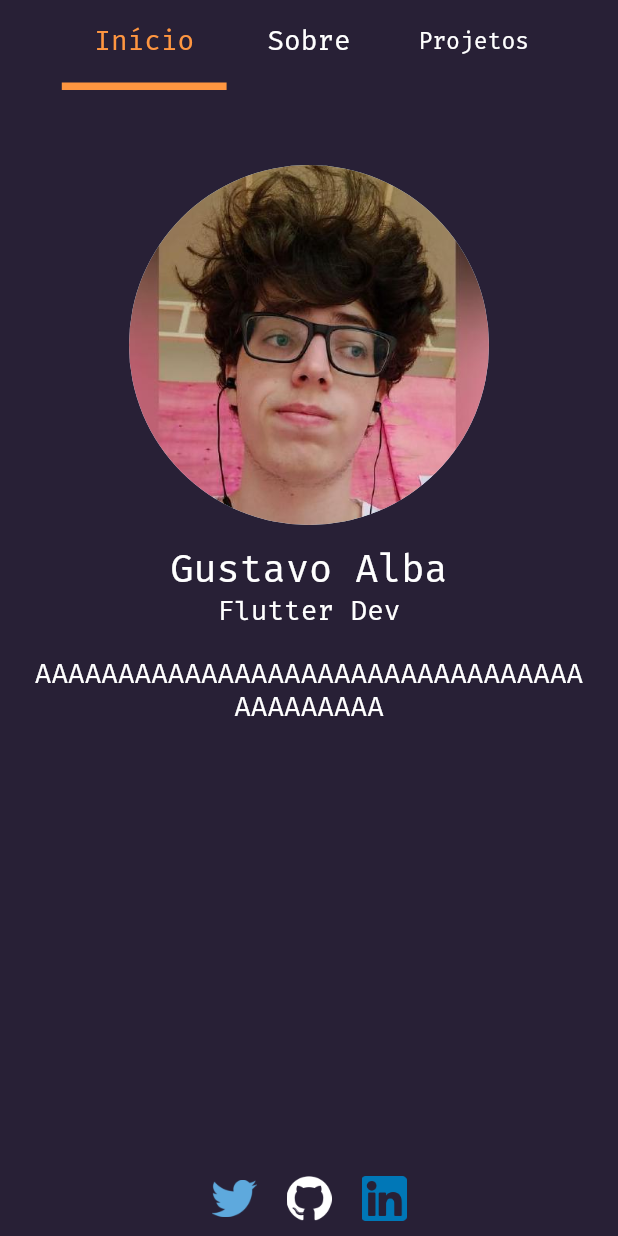
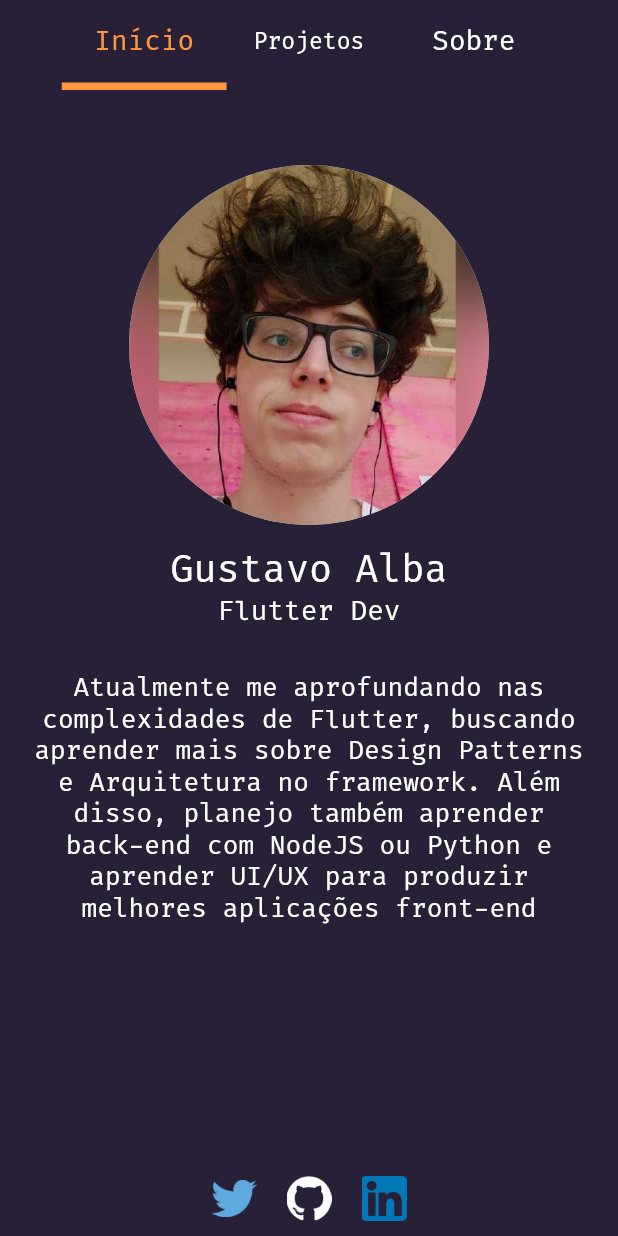
Before and after one commit to Alba-22/portfolio-flutter, a Flutter app: the screen it shows after launch, on a phone screen of 412 x 824 dp. Run offline on Flutter 3.47's test engine with Material 2 defaults, Android fonts, the phone set to English and light mode, and no system bars; drawn by our look-alikes of auto_size_text.

Commit message:
added content to projects and about, and changes in home

```diff
--- a/lib/views/app.start.dart
+++ b/lib/views/app.start.dart
@@ -1,6 +1,7 @@
 import 'package:flutter/material.dart';
 import 'package:portfolio/views/about/about.screen.dart';
 import 'package:portfolio/views/appbar/custom.appbar.dart';
+import 'package:portfolio/views/bottom_nav_bar/bottom.nav.bar.dart';
 import 'package:portfolio/views/home/home.screen.dart';
 import 'package:portfolio/views/projects/projects.screen.dart';
 import 'package:url_launcher/url_launcher.dart';
@@ -23,15 +24,6 @@ class _AppStartState extends State<AppStart> with TickerProviderStateMixin{
     );
   }
 
-  void urlLauncher(String url) async {
-    if (await canLaunch(url)) {
-      await launch(url);
-    }
-    else {
-      throw 'Could not launch $url';
-    }
-  }
-
   @override
   Widget build(BuildContext context) {
     return Scaffold(
@@ -44,61 +36,14 @@ class _AppStartState extends State<AppStart> with TickerProviderStateMixin{
         controller: _tabController,
         children: [
           HomeScreen(tabController: _tabController),
+          ProjectsScreen(tabController: _tabController),
           AboutScreen(tabController: _tabController),
-          ProjectsScreen(tabController: _tabController)
         ],
         physics: MediaQuery.of(context).size.width < 400
         ? PageScrollPhysics()
         : NeverScrollableScrollPhysics(),
       ),
-      bottomNavigationBar: Container(
-        color: Theme.of(context).backgroundColor,
-        height: 50,
-        child: Row(
-          mainAxisAlignment: MainAxisAlignment.center,
-          children: [
-            GestureDetector(
-              onTap: () async => urlLauncher("https://www.twitter.com/zAlba22"),
-              child: Container(
-                margin: EdgeInsets.symmetric(
-                  horizontal: 10
-                ),
-                child: Image.asset(
-                  "assets/images/twitter.png",
-                  width: 30,
-                  height: 30,
-                ),
-              ),
-            ),
-            GestureDetector(
-              onTap: () async => urlLauncher("https://www.github.com/Alba-22"),
-              child: Container(
-                margin: EdgeInsets.symmetric(
-                  horizontal: 10
-                ),
-                child: Image.asset(
-                  "assets/images/github.png",
-                  width: 30,
-                  height: 30,
-                ),
-              ),
-            ),
-            GestureDetector(
-              onTap: () async => urlLauncher("https://www.linkedin.com/in/alba22"),
-              child: Container(
-                margin: EdgeInsets.symmetric(
-                  horizontal: 10
-                ),
-                child: Image.asset(
-                  "assets/images/linkedin.png",
-                  width: 30,
-                  height: 30,
-                ),
-              ),
-            ),
-          ],
-        ),
-      ),
+      bottomNavigationBar: BottomNavBar()
     );
   }
 }
--- a/lib/views/appbar/custom.appbar.dart
+++ b/lib/views/appbar/custom.appbar.dart
@@ -16,7 +16,7 @@ class CustomAppBar extends StatelessWidget {
     return Container(
       color: Theme.of(context).backgroundColor,
       child: Container(
-        margin: MediaQuery.of(context).size.width < 400
+        margin: MediaQuery.of(context).size.width <= 400
         ? EdgeInsets.all(0)
         : MediaQuery.of(context).size.width > 400 && MediaQuery.of(context).size.width < 600
         ? EdgeInsets.symmetric(horizontal: MediaQuery.of(context).size.width * 0.1)
@@ -44,7 +44,7 @@ class CustomAppBar extends StatelessWidget {
               height: 60,
               child: Center(
                 child: AutoSizeText(
-                  "Sobre",
+                  "Projetos",
                   maxLines: 1,
                   style: style,
                 ),
@@ -54,7 +54,7 @@ class CustomAppBar extends StatelessWidget {
               height: 60,
               child: Center(
                 child: AutoSizeText(
-                  "Projetos",
+                  "Sobre",
                   maxLines: 1,
                   style: style,
                 ),
--- /dev/null
+++ b/lib/views/bottom_nav_bar/bottom.nav.bar.dart
@@ -0,0 +1,66 @@
+import 'package:flutter/material.dart';
+import 'package:url_launcher/url_launcher.dart';
+
+class BottomNavBar extends StatelessWidget {
+
+  void urlLauncher(String url) async {
+    if (await canLaunch(url)) {
+      await launch(url);
+    }
+    else {
+      throw 'Could not launch $url';
+    }
+  }
+
+  @override
+  Widget build(BuildContext context) {
+    return Container(
+      color: Theme.of(context).backgroundColor,
+      height: 50,
+      child: Row(
+        mainAxisAlignment: MainAxisAlignment.center,
+        children: [
+          GestureDetector(
+            onTap: () async => urlLauncher("https://www.twitter.com/zAlba22"),
+            child: Container(
+              margin: EdgeInsets.symmetric(
+                horizontal: 10
+              ),
+              child: Image.asset(
+                "assets/images/twitter.png",
+                width: 30,
+                height: 30,
+              ),
+            ),
+          ),
+          GestureDetector(
+            onTap: () async => urlLauncher("https://www.github.com/Alba-22"),
+            child: Container(
+              margin: EdgeInsets.symmetric(
+                horizontal: 10
+              ),
+              child: Image.asset(
+                "assets/images/github.png",
+                width: 30,
+                height: 30,
+              ),
+            ),
+          ),
+          GestureDetector(
+            onTap: () async => urlLauncher("https://www.linkedin.com/in/alba22"),
+            child: Container(
+              margin: EdgeInsets.symmetric(
+                horizontal: 10
+              ),
+              child: Image.asset(
+                "assets/images/linkedin.png",
+                width: 30,
+                height: 30,
+              ),
+            ),
+          ),
+        ],
+      ),
+    );
+  }
+}
--- a/lib/views/home/home.screen.dart
+++ b/lib/views/home/home.screen.dart
@@ -1,3 +1,4 @@
+import 'package:auto_size_text/auto_size_text.dart';
 import 'package:flutter/material.dart';
 
 class HomeScreen extends StatelessWidget {
@@ -52,14 +53,16 @@ class HomeScreen extends StatelessWidget {
               margin: EdgeInsets.only(
                 left: MediaQuery.of(context).size.width * 0.05,
                 right: MediaQuery.of(context).size.width * 0.05,
-                top: 20
+                top: 30
               ),
-              child: Text(
-                "AAAAAAAAAAAAAAAAAAAAAAAAAAAAAAAAAAAAAAAAAA",
+              child: AutoSizeText.rich(
+                TextSpan(
+                  text: "Atualmente me aprofundando nas complexidades de Flutter, buscando aprender mais sobre Design Patterns e Arquitetura no framework. Além disso, planejo também aprender back-end com NodeJS ou Python e aprender UI/UX para produzir melhores aplicações front-end",
+                ),
                 textAlign: TextAlign.center,
                 style: TextStyle(
                   color: Colors.white,
-                  fontSize: 18
+                  fontSize: 17
                 ),
               ),
             ),
```
Also changed, not shown: lib/models/project.model.dart (added, +26 -0 lines), lib/views/about/about.item.widget.dart (added, +46 -0 lines), lib/views/about/about.screen.dart (+37 -2 lines), lib/views/about/about.title.widget.dart (added, +28 -0 lines), lib/views/projects/project.details.screen.dart (added, +55 -0 lines), lib/views/projects/projects.card.dart (added, +72 -0 lines), lib/views/projects/projects.screen.dart (+27 -0 lines), assets/images/bitsblockchain.jpg (added), assets/images/cooprata.jpeg (added), assets/images/zenaide.jpeg (added).
